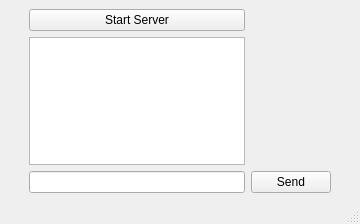
Old version of the form UI/ServerWindow.ui in the repository Dants96/python-chat-socket.
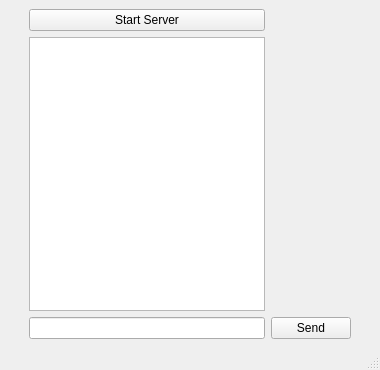
New version of the form.

Diff of the .ui file:
```diff
--- a/UI/ServerWindow.ui
+++ b/UI/ServerWindow.ui
@@ -6,13 +6,19 @@
    <rect>
     <x>0</x>
     <y>0</y>
-    <width>360</width>
-    <height>224</height>
+    <width>380</width>
+    <height>370</height>
    </rect>
   </property>
   <property name="windowTitle">
    <string>Servidor</string>
   </property>
+  <property name="iconSize">
+   <size>
+    <width>0</width>
+    <height>0</height>
+   </size>
+  </property>
   <widget class="QWidget" name="centralwidget">
    <layout class="QGridLayout" name="gridLayout">
     <item row="1" column="0">
@@ -72,7 +78,11 @@
      </spacer>
     </item>
     <item row="1" column="1">
-     <widget class="QTextEdit" name="txf_receive"/>
+     <widget class="QTextEdit" name="txf_receive">
+      <property name="readOnly">
+       <bool>true</bool>
+      </property>
+     </widget>
     </item>
    </layout>
   </widget>
```
